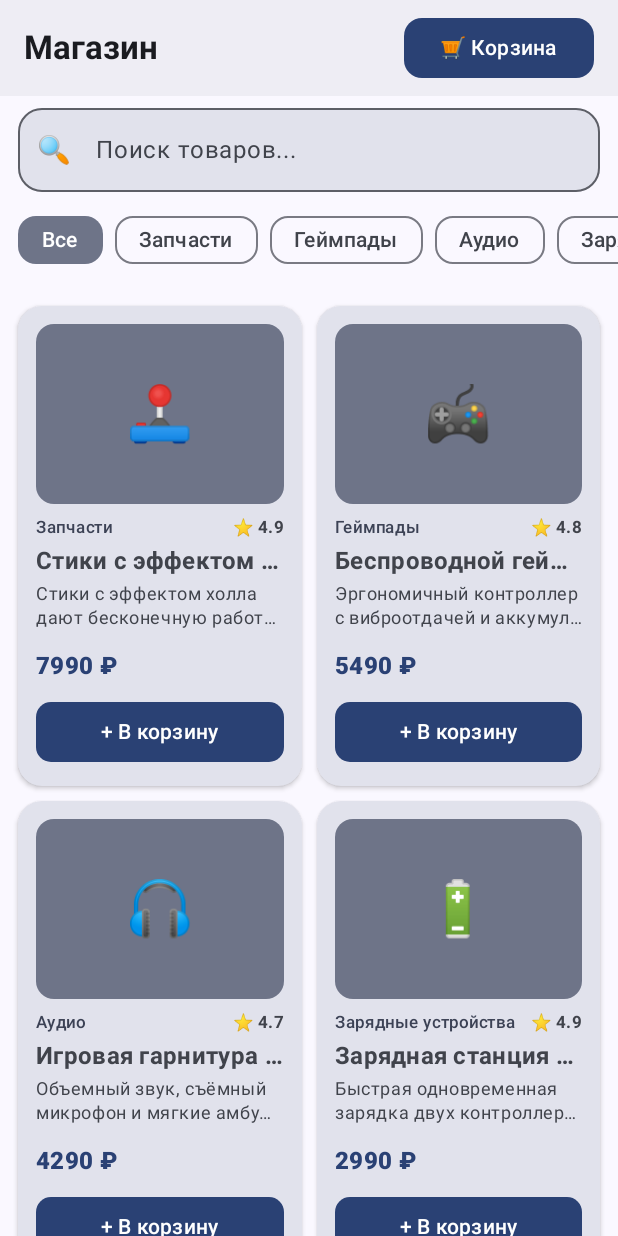
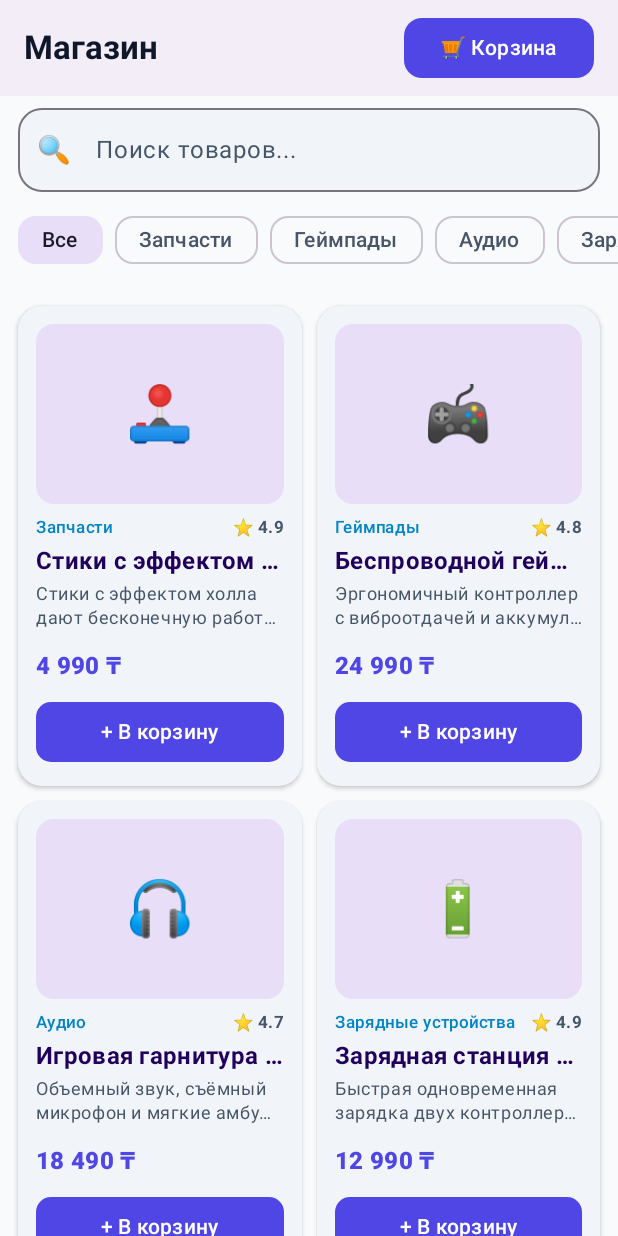
Before and after one commit to pdbro3217-gif/myshopapp, an Android app built with Jetpack Compose: the screen it shows after launch (MainActivity), on a phone screen of 412 x 824 dp. Run offline under Robolectric (Android 15) with nearby library versions, the phone set to English and light mode, and no system bars; pictures from the network do not load.

Commit message:
Update currency to Tenge (₸), improve app theme colors and fix image URLs

```diff
--- a/app/src/main/java/com/example/myapplication/Product.kt
+++ b/app/src/main/java/com/example/myapplication/Product.kt
@@ -14,17 +14,23 @@ data class Product(
     val specifications: Map<String, String> = emptyMap()
 )
 
+fun formatPrice(price: Double): String {
+    val amount = price.toInt()
+    val formatted = String.format("%,d", amount).replace(',', ' ')
+    return "$formatted ₸"
+}
+
 val sampleProducts = listOf(
     Product(
         id = 1,
         title = "Стики с эффектом холла",
-        price = 7990.0,
+        price = 4990.0,
         category = "Запчасти",
         description = "Стики с эффектом холла дают бесконечную работу без дрифта",
         fullDescription = "Модули стиков с датчиками Холла полностью устраняют проблему дрифта стиков. В них используются магнитные сенсоры вместо механических потенциометров, что обеспечивает непревзойденную точность и долговечность.",
         rating = 4.9,
         reviewsCount = 42,
-        imageUrl = "https://images.unsplash.com/photo-1550745165-9bc0b252726f?w=600&auto=format&fit=crop&q=80",
+        imageUrl = "https://images.unsplash.com/photo-1592840496694-26d035b52b48?w=600&auto=format&fit=crop&q=80",
         imageEmoji = "🕹️",
         specifications = mapOf(
             "Тип сенсора" to "Магнитные датчики Холла",
@@ -36,7 +42,7 @@ val sampleProducts = listOf(
     Product(
         id = 2,
         title = "Беспроводной геймпад",
-        price = 5490.0,
+        price = 24990.0,
         category = "Геймпады",
         description = "Эргономичный контроллер с виброотдачей и аккумулятором на 12 часов",
         fullDescription = "Продвинутый беспроводной геймпад с импульсными триггерами, встроенным аккумулятором увеличенной емкости и эргономичным прорезиненным хватом для длительных игровых сессий.",
@@ -54,7 +60,7 @@ val sampleProducts = listOf(
     Product(
         id = 3,
         title = "Игровая гарнитура 7.1",
-        price = 4290.0,
+        price = 18490.0,
         category = "Аудио",
         description = "Объемный звук, съёмный микрофон и мягкие амбушюры",
         fullDescription = "Полноразмерные игровые наушники с виртуальным объемным звуком 7.1. Оснащены 50-мм динамиками с неодимовыми магнитами, съёмным микрофоном с шумоподавлением и дышащими тканевыми амбушюрами.",
@@ -72,7 +78,7 @@ val sampleProducts = listOf(
     Product(
         id = 4,
         title = "Зарядная станция Dual",
-        price = 2990.0,
+        price = 12990.0,
         category = "Зарядные устройства",
         description = "Быстрая одновременная зарядка двух контроллеров со светодиодом",
         fullDescription = "Компактная подставка для одновременной быстрой зарядки двух геймпадов. Светодиодные индикаторы наглядно показывают статус заряда (красный — идет зарядка, синий — заряжено).",
@@ -89,7 +95,7 @@ val sampleProducts = listOf(
     Product(
         id = 5,
         title = "Кабель USB-C Type-C 3m",
-        price = 1290.0,
+        price = 3990.0,
         category = "Кабели",
         description = "Прочный нейлоновый кабель высокой длины для игры во время зарядки",
         fullDescription = "Сверхпрочный кабель в нейлоновой оплетке длиною 3 метра с поддержкой быстрой зарядки до 60 Вт и высокоскоростной передачи данных. Позволяет комфортно играть на диване во время зарядки.",
@@ -106,7 +112,7 @@ val sampleProducts = listOf(
     Product(
         id = 6,
         title = "Карта памяти 256 ГБ",
-        price = 3190.0,
+        price = 11490.0,
         category = "Накопители",
         description = "Высокоскоростная карта памяти MicroSDXC для быстрых загрузок",
         fullDescription = "Высокоскоростная карта MicroSDXC UHS-I U3 A2 с высокой скоростью чтения до 160 МБ/с. Идеально подходит для консолей Steam Deck, Nintendo Switch и современных смартфонов.",
@@ -123,7 +129,7 @@ val sampleProducts = listOf(
     Product(
         id = 7,
         title = "Механическая клавиатура",
-        price = 6890.0,
+        price = 28990.0,
         category = "Периферия",
         description = "RGB подсветка, переключатели Red switch и компактный корпус",
         fullDescription = "Компактная механика 75% формата с смазанными линейными переключателями Red Switch, настраиваемой миллионом цветов RGB-подсветкой и съемным Type-C кабелем.",
@@ -140,7 +146,7 @@ val sampleProducts = listOf(
     Product(
         id = 8,
         title = "Игровая мышь 16000 DPI",
-        price = 3990.0,
+        price = 15990.0,
         category = "Периферия",
         description = "Легкий корпус, точный оптический сенсор и программируемые кнопки",
         fullDescription = "Ультралегкая эргономичная мышь весом всего 59 г с топовым оптическим сенсором PixArt, тефлоновыми ножками PTFE и 6 программируемыми кнопками.",
--- a/app/src/main/java/com/example/myapplication/ProductCard.kt
+++ b/app/src/main/java/com/example/myapplication/ProductCard.kt
@@ -151,7 +151,7 @@ fun ProductCard(
             )
             Spacer(modifier = Modifier.height(8.dp))
             Text(
-                text = "${product.price.toInt()} ₽",
+                text = formatPrice(product.price),
                 style = MaterialTheme.typography.titleMedium,
                 color = MaterialTheme.colorScheme.primary,
                 fontWeight = FontWeight.ExtraBold
--- a/app/src/main/java/com/example/myapplication/ProductDetailSheet.kt
+++ b/app/src/main/java/com/example/myapplication/ProductDetailSheet.kt
@@ -145,7 +145,7 @@ fun ProductDetailSheet(
                 Spacer(modifier = Modifier.height(8.dp))
 
                 Text(
-                    text = "${product.price.toInt()} ₽",
+                    text = formatPrice(product.price),
                     style = MaterialTheme.typography.headlineMedium,
                     fontWeight = FontWeight.ExtraBold,
                     color = MaterialTheme.colorScheme.primary
@@ -234,7 +234,7 @@ fun ProductDetailSheet(
                     shape = RoundedCornerShape(14.dp)
                 ) {
                     Text(
-                        text = "Добавить в корзину • ${product.price.toInt()} ₽",
+                        text = "Добавить в корзину • ${formatPrice(product.price)}",
                         fontSize = 16.sp,
                         fontWeight = FontWeight.Bold
                     )
--- a/app/src/main/java/com/example/myapplication/ShopScreen.kt
+++ b/app/src/main/java/com/example/myapplication/ShopScreen.kt
@@ -531,7 +531,7 @@ fun CartBottomSheet(
                                         overflow = TextOverflow.Ellipsis
                                     )
                                     Text(
-                                        text = "${product.price.toInt()} ₽",
+                                        text = formatPrice(product.price),
                                         style = MaterialTheme.typography.bodySmall,
                                         color = MaterialTheme.colorScheme.primary
                                     )
@@ -587,7 +587,7 @@ fun CartBottomSheet(
                         fontWeight = FontWeight.Bold
                     )
                     Text(
-                        text = "${totalPrice.toInt()} ₽",
+                        text = formatPrice(totalPrice),
                         style = MaterialTheme.typography.titleLarge,
                         fontWeight = FontWeight.ExtraBold,
                         color = MaterialTheme.colorScheme.primary
--- a/app/src/main/java/com/example/myapplication/ui/theme/Color.kt
+++ b/app/src/main/java/com/example/myapplication/ui/theme/Color.kt
@@ -2,10 +2,21 @@ package com.example.myapplication.ui.theme
 
 import androidx.compose.ui.graphics.Color
 
-val Purple80 = Color(0xFFD0BCFF)
-val PurpleGrey80 = Color(0xFFCCC2DC)
-val Pink80 = Color(0xFFEFB8C8)
+val PrimaryBlue = Color(0xFF4F46E5)
+val PrimaryBlueLight = Color(0xFF818CF8)
+val PrimaryBlueDark = Color(0xFF3730A3)
 
-val Purple40 = Color(0xFF6650a4)
-val PurpleGrey40 = Color(0xFF625b71)
-val Pink40 = Color(0xFF7D5260)
+val SecondaryCyan = Color(0xFF0284C7)
+val SecondaryCyanLight = Color(0xFF38BDF8)
+
+val SurfaceLight = Color(0xFFFFFFFF)
+val BackgroundLight = Color(0xFFF8FAFC)
+val SurfaceVariantLight = Color(0xFFF1F5F9)
+val OnSurfaceLight = Color(0xFF0F172A)
+val OnSurfaceVariantLight = Color(0xFF475569)
+
+val SurfaceDark = Color(0xFF1E293B)
+val BackgroundDark = Color(0xFF0F172A)
+val SurfaceVariantDark = Color(0xFF334155)
+val OnSurfaceDark = Color(0xFFF8FAFC)
+val OnSurfaceVariantDark = Color(0xFF94A3B8)
--- a/app/src/main/java/com/example/myapplication/ui/theme/Theme.kt
+++ b/app/src/main/java/com/example/myapplication/ui/theme/Theme.kt
@@ -1,54 +1,43 @@
 package com.example.myapplication.ui.theme
 
-import android.app.Activity
-import android.os.Build
 import androidx.compose.foundation.isSystemInDarkTheme
 import androidx.compose.material3.MaterialTheme
 import androidx.compose.material3.darkColorScheme
-import androidx.compose.material3.dynamicDarkColorScheme
-import androidx.compose.material3.dynamicLightColorScheme
 import androidx.compose.material3.lightColorScheme
 import androidx.compose.runtime.Composable
-import androidx.compose.ui.platform.LocalContext
 
 private val DarkColorScheme = darkColorScheme(
-    primary = Purple80,
-    secondary = PurpleGrey80,
-    tertiary = Pink80
+    primary = PrimaryBlueLight,
+    onPrimary = SurfaceDark,
+    primaryContainer = PrimaryBlueDark,
+    secondary = SecondaryCyanLight,
+    background = BackgroundDark,
+    surface = SurfaceDark,
+    surfaceVariant = SurfaceVariantDark,
+    onBackground = OnSurfaceDark,
+    onSurface = OnSurfaceDark,
+    onSurfaceVariant = OnSurfaceVariantDark
 )
 
 private val LightColorScheme = lightColorScheme(
-    primary = Purple40,
-    secondary = PurpleGrey40,
-    tertiary = Pink40
-
-    /* Other default colors to override
-    background = Color(0xFFFFFBFE),
-    surface = Color(0xFFFFFBFE),
-    onPrimary = Color.White,
-    onSecondary = Color.White,
-    onTertiary = Color.White,
-    onBackground = Color(0xFF1C1B1F),
-    onSurface = Color(0xFF1C1B1F),
-    */
+    primary = PrimaryBlue,
+    onPrimary = SurfaceLight,
+    primaryContainer = SurfaceVariantLight,
+    secondary = SecondaryCyan,
+    background = BackgroundLight,
+    surface = SurfaceLight,
+    surfaceVariant = SurfaceVariantLight,
+    onBackground = OnSurfaceLight,
+    onSurface = OnSurfaceLight,
+    onSurfaceVariant = OnSurfaceVariantLight
 )
 
 @Composable
 fun MyApplicationTheme(
     darkTheme: Boolean = isSystemInDarkTheme(),
-    // Dynamic color is available on Android 12+
-    dynamicColor: Boolean = true,
     content: @Composable () -> Unit
 ) {
-    val colorScheme = when {
-        dynamicColor && Build.VERSION.SDK_INT >= Build.VERSION_CODES.S -> {
-            val context = LocalContext.current
-            if (darkTheme) dynamicDarkColorScheme(context) else dynamicLightColorScheme(context)
-        }
-
-        darkTheme -> DarkColorScheme
-        else -> LightColorScheme
-    }
+    val colorScheme = if (darkTheme) DarkColorScheme else LightColorScheme
 
     MaterialTheme(
         colorScheme = colorScheme,
```
